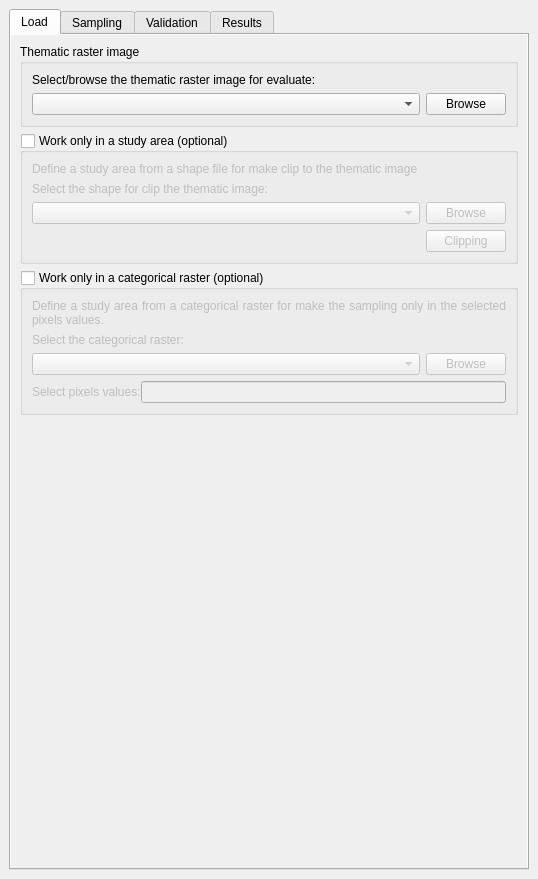
Before: the Qt Designer form ui/acatama_dockwidget_base.ui in SMByC/AcATaMa, drawn with Qt 5.
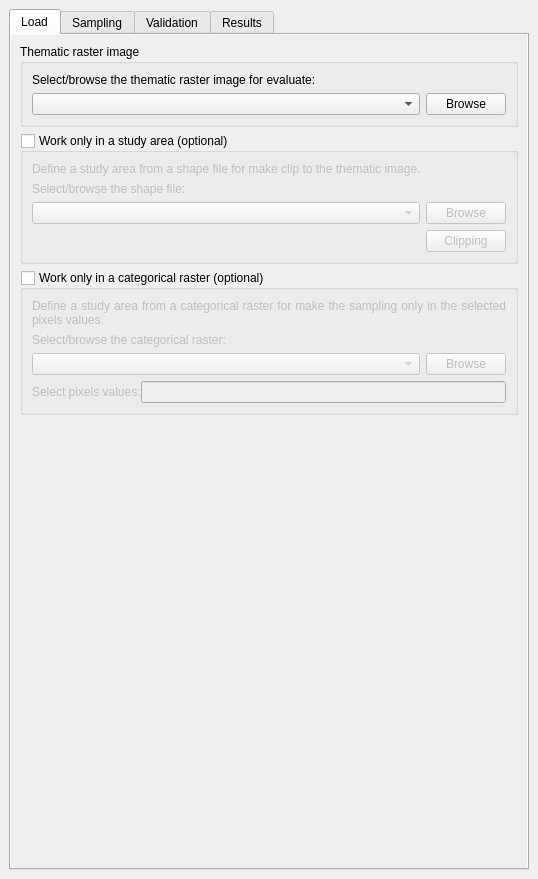
After: the same form once the commit is applied.

Diff of the .ui file:
```diff
--- a/ui/acatama_dockwidget_base.ui
+++ b/ui/acatama_dockwidget_base.ui
@@ -126,7 +126,7 @@
                      </font>
                     </property>
                     <property name="text">
-                     <string>Define a study area from a shape file for make clip to the thematic image</string>
+                     <string>Define a study area from a shape file for make clip to the thematic image.</string>
                     </property>
                     <property name="alignment">
                      <set>Qt::AlignJustify|Qt::AlignVCenter</set>
@@ -139,7 +139,7 @@
                   <item>
                    <widget class="QLabel" name="label_23">
                     <property name="text">
-                     <string>Select the shape for clip the thematic image:</string>
+                     <string>Select/browse the shape file:</string>
                     </property>
                    </widget>
                   </item>
@@ -250,7 +250,7 @@
                      <item>
                       <widget class="QLabel" name="label_24">
                        <property name="text">
-                        <string>Select the categorical raster:</string>
+                        <string>Select/browse the categorical raster:</string>
                        </property>
                       </widget>
                      </item>
```
